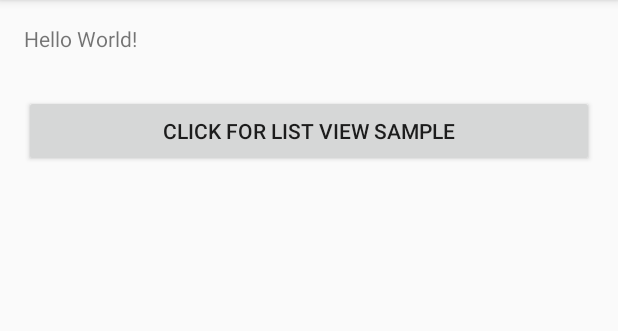
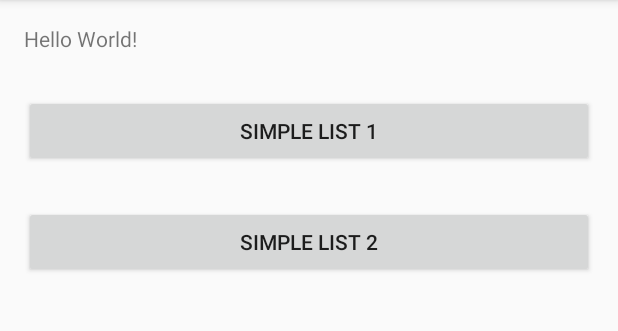
Before and after one commit to davidcollins4481/android-layout-play, an Android app: the screen it shows after launch (MainActivity), on a phone screen of 412 x 824 dp, the part 84-415 px from its top. Run offline under Robolectric (Android 15) with nearby library versions, the phone set to English and light mode, and no system bars.

Commit message:
save point

```diff
--- a/app/src/main/java/com/digitalcharitease/layoutdemos/MainActivity.java
+++ b/app/src/main/java/com/digitalcharitease/layoutdemos/MainActivity.java
@@ -4,27 +4,34 @@ import android.content.Context;
 import android.content.Intent;
 import android.support.v7.app.AppCompatActivity;
 import android.os.Bundle;
-import android.view.View;
 import android.widget.Button;
 
 public class MainActivity extends AppCompatActivity {
 
-    Button listView;
+    Button listViewButtonOne;
+    Button listViewButtonTwo;
 
     @Override
     protected void onCreate(Bundle savedInstanceState) {
         super.onCreate(savedInstanceState);
         setContentView(R.layout.activity_main);
 
-        listView = (Button) findViewById(R.id.list_view_button);
+        listViewButtonOne = (Button) findViewById(R.id.list_view_button_1);
+        listViewButtonTwo = (Button) findViewById(R.id.list_view_button_2);
+
         final Context current = this;
 
-        listView.setOnClickListener(new View.OnClickListener() {
-            @Override
-            public void onClick(View v) {
-                Intent intent = new Intent(current, ListTesting.class);
-                startActivity(intent);
-            }
+        listViewButtonOne.setOnClickListener((v) -> {
+            Intent intent = new Intent(current, ListTesting.class);
+            intent.putExtra("type", 1);
+            startActivity(intent);
         });
+
+        listViewButtonTwo.setOnClickListener((v) -> {
+            Intent intent = new Intent(current, ListTesting.class);
+            intent.putExtra("type", 2);
+            startActivity(intent);
+        });
+
     }
 }
--- a/app/src/main/res/layout/activity_list_testing.xml
+++ b/app/src/main/res/layout/activity_list_testing.xml
@@ -10,4 +10,10 @@
     android:paddingTop="@dimen/activity_vertical_margin"
     tools:context="com.digitalcharitease.layoutdemos.ListTesting">
 
+    <ListView
+        android:layout_width="match_parent"
+        android:layout_height="match_parent"
+        android:layout_alignParentTop="true"
+        android:layout_alignParentStart="true"
+        android:id="@+id/mylist" />
 </RelativeLayout>
--- a/app/src/main/res/layout/activity_main.xml
+++ b/app/src/main/res/layout/activity_main.xml
@@ -17,12 +17,22 @@
         android:text="Hello World!" />
 
     <Button
-        android:text="Click for list view sample"
+        android:text="Simple List 1"
         android:layout_width="wrap_content"
         android:layout_height="wrap_content"
         android:layout_below="@+id/textView"
         android:layout_alignParentStart="true"
         android:layout_marginTop="47dp"
-        android:id="@+id/list_view_button"
+        android:id="@+id/list_view_button_1"
+        android:layout_alignParentEnd="true" />
+
+    <Button
+        android:text="Simple List 2"
+        android:layout_width="wrap_content"
+        android:layout_height="wrap_content"
+        android:id="@+id/list_view_button_2"
+        android:layout_below="@+id/list_view_button_1"
+        android:layout_alignParentStart="true"
+        android:layout_marginTop="26dp"
         android:layout_alignParentEnd="true" />
 </RelativeLayout>
--- a/build.gradle
+++ b/build.gradle
@@ -5,7 +5,7 @@ buildscript {
         jcenter()
     }
     dependencies {
-        classpath 'com.android.tools.build:gradle:2.2.1'
+        classpath 'com.android.tools.build:gradle:2.2.2'
 
         // NOTE: Do not place your application dependencies here; they belong
         // in the individual module build.gradle files
```
Also changed, not shown: app/build.gradle (+12 -5 lines), app/src/main/java/com/digitalcharitease/layoutdemos/ListTesting.java (+79 -47 lines).
